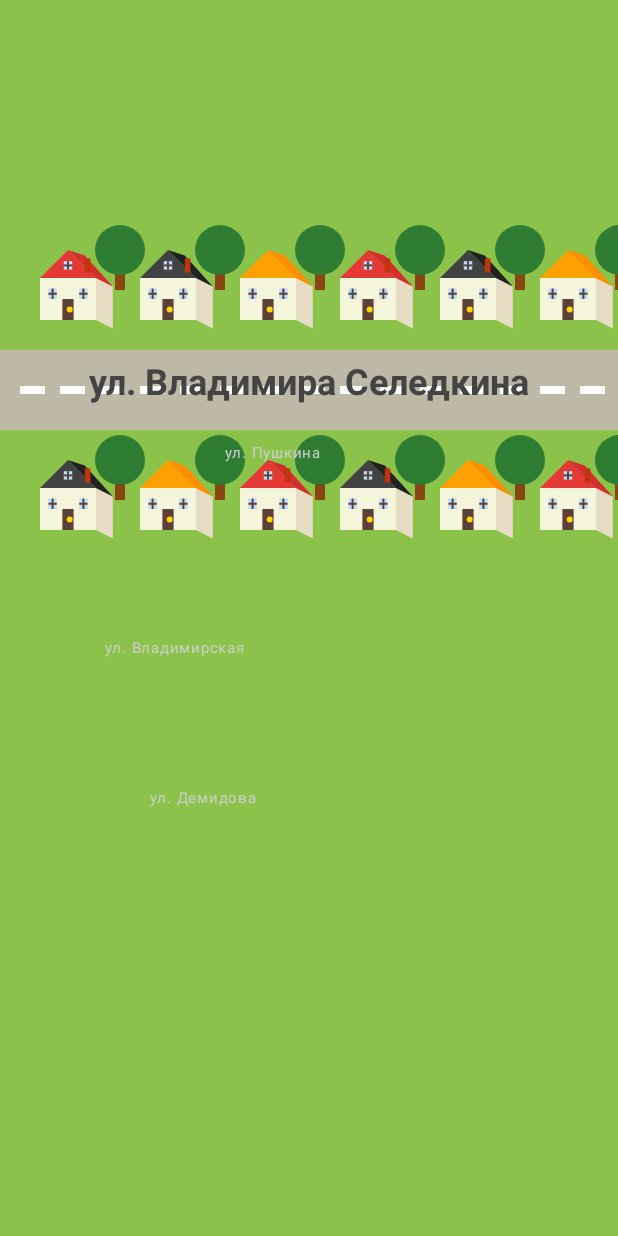
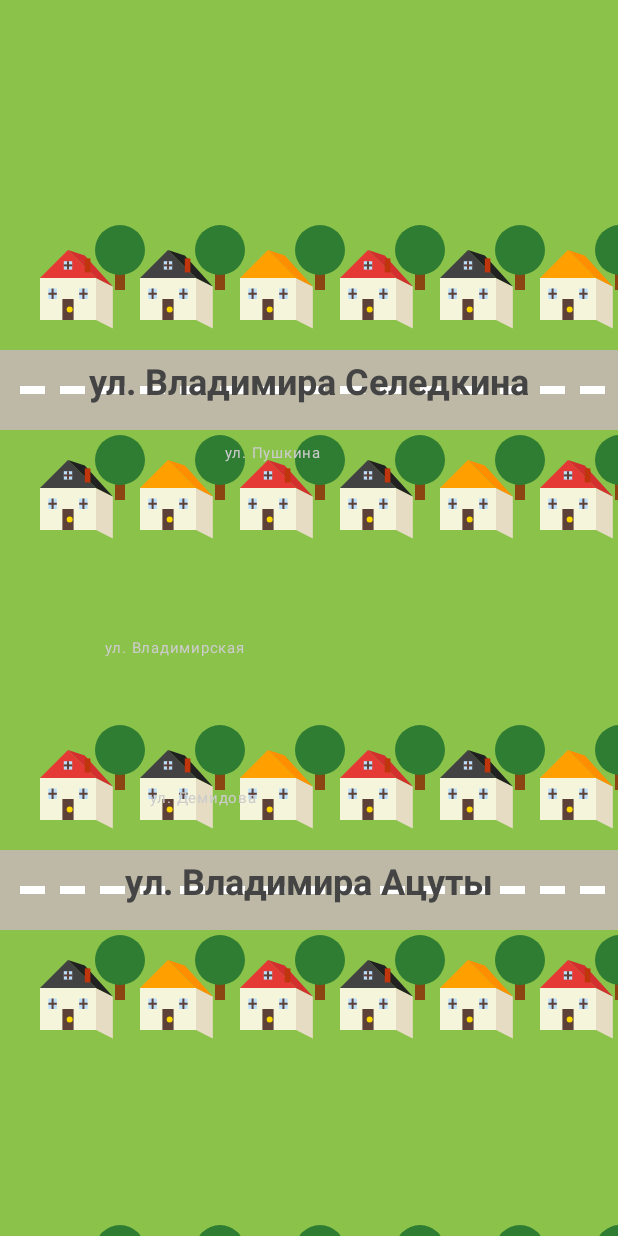
Before and after one commit to ankiton/na-rayone, an Android app built with Jetpack Compose: the screen it shows after launch (MainActivity), after a tap on "Посмотреть карту", on a phone screen of 412 x 824 dp. Run offline under Robolectric (Android 15) with nearby library versions, the phone set to English and light mode, and no system bars.

Commit message:
создание домиков на карте

```diff
--- a/feature-map/src/main/kotlin/ru/narayone/featuremap/MapScreen.kt
+++ b/feature-map/src/main/kotlin/ru/narayone/featuremap/MapScreen.kt
@@ -6,6 +6,7 @@ import androidx.compose.foundation.Canvas
 import androidx.compose.foundation.Image
 import androidx.compose.foundation.background
 import androidx.compose.foundation.gestures.detectTapGestures
+import androidx.compose.foundation.gestures.detectTransformGestures
 import androidx.compose.foundation.layout.*
 import androidx.compose.foundation.shape.RoundedCornerShape
 import androidx.compose.material3.Card
@@ -23,7 +24,9 @@ import androidx.compose.ui.graphics.Path
 import androidx.compose.ui.graphics.StrokeCap
 import androidx.compose.ui.graphics.drawscope.DrawScope
 import androidx.compose.ui.graphics.drawscope.Stroke
+import androidx.compose.ui.graphics.drawscope.scale
 import androidx.compose.ui.graphics.drawscope.translate
+import androidx.compose.ui.graphics.graphicsLayer
 import androidx.compose.ui.graphics.nativeCanvas
 import androidx.compose.ui.input.pointer.pointerInput
 import androidx.compose.ui.text.font.FontWeight
@@ -132,18 +135,33 @@ fun IsometricDistrictMap(
     onHouseClick: (House) -> Unit,
     selectedHouse: House?
 ) {
-    val houses = remember {
+    var scale by remember { mutableStateOf(1f) }
+    var offset by remember { mutableStateOf(Offset.Zero) }
+
+    val streets = remember {
+        listOf(
+            Street("ул. Владимира Селедкина", 0f),
+            Street("ул. Владимира Ацуты", 500f),
+            Street("ул. Бориса Стругацкого", 1000f)
+        )
+    }
+
+    val houses = remember(streets) {
         val houseWidth = 80f
         val houseHeight = 70f
         val xSpacing = 100f
         val startX = 40f
-        val topY = 250f
-        val bottomY = 460f
 
-        (0..8).map { i ->
-            House("${i + 1}", "ул. Верхняя, ${2 + i * 2}", HouseType.values()[i % 3], Offset(startX + i * xSpacing, topY), houseWidth, houseHeight)
-        } + (0..8).map { i ->
-            House("${i + 10}", "ул. Нижняя, ${2 + i * 2}", HouseType.values()[(i + 1) % 3], Offset(startX + i * xSpacing, bottomY), houseWidth, houseHeight)
+        streets.flatMapIndexed { streetIndex, street ->
+            val topY = 250f + street.yOffset
+            val bottomY = 460f + street.yOffset
+            val topRow = (0..8).map { i ->
+                House("s${streetIndex}_t${i + 1}", "ул. Верхняя, ${2 + i * 2}", HouseType.values()[i % 3], Offset(startX + i * xSpacing, topY), houseWidth, houseHeight)
+            }
+            val bottomRow = (0..8).map { i ->
+                House("s${streetIndex}_b${i + 1}", "ул. Нижняя, ${2 + i * 2}", HouseType.values()[(i + 1) % 3], Offset(startX + i * xSpacing, bottomY), houseWidth, houseHeight)
+            }
+            topRow + bottomRow
         }
     }
 
@@ -151,22 +169,42 @@ fun IsometricDistrictMap(
         modifier = Modifier
             .fillMaxSize()
             .pointerInput(Unit) {
+                detectTransformGestures { centroid, pan, zoom, _ ->
+                    val oldScale = scale
+                    val newScale = (scale * zoom).coerceIn(0.5f, 3f)
+
+                    // Restore pan and centered zoom, temporarily removing boundaries to debug the movement issue.
+                    offset = (offset - centroid) * (newScale / oldScale) + centroid + pan
+                    scale = newScale
+                }
+            }
+            .pointerInput(Unit) {
                 detectTapGestures(
-                    onTap = { offset ->
-                        checkIfHouseClicked(offset, houses, onHouseClick)
+                    onTap = { tapOffset ->
+                        val transformedOffset = (tapOffset - offset) / scale
+                        checkIfHouseClicked(transformedOffset, houses, onHouseClick)
                     }
                 )
+            }
+            .graphicsLayer {
+                scaleX = scale
+                scaleY = scale
+                translationX = offset.x
+                translationY = offset.y
             }
     ) {
         // Рисуем фон - зеленую траву
         drawRect(
             color = Color(0xFF8BC34A),
             topLeft = Offset.Zero,
-            size = Size(size.width, size.height)
+            size = Size(1000f, 1550f)
         )
 
-        // Рисуем дороги
-        drawRoads()
+        // Рисуем дороги и деревья для всех улиц
+        streets.forEach { street ->
+            drawRoad(street)
+            drawTreesForStreet(street.yOffset)
+        }
 
         // Рисуем дома
         houses.forEach { house ->
@@ -187,17 +225,17 @@ fun IsometricDistrictMap(
                 }
             }
         }
-
-        // Рисуем деревья и элементы ландшафта
-        drawTrees()
     }
 }
 
-private fun DrawScope.drawRoads() {
+private fun DrawScope.drawRoad(street: Street) {
+    val roadTopY = 350f + street.yOffset
+    val roadTextY = 395f + street.yOffset
+
     // Рисуем главную дорогу
     drawRect(
         color = Color(0xFFBDB9A6), // Цвет асфальта
-        topLeft = Offset(0f, 350f),
+        topLeft = Offset(0f, roadTopY),
         size = Size(size.width, 80f)
     )
 
@@ -205,7 +243,7 @@ private fun DrawScope.drawRoads() {
     val dashWidth = 25f
     val dashGap = 15f
     val startX = 20f
-    val centerY = 390f
+    val centerY = roadTopY + 40f
 
     var currentX = startX
     while (currentX < size.width) {
@@ -226,14 +264,14 @@ private fun DrawScope.drawRoads() {
     }
 
     drawContext.canvas.nativeCanvas.drawText(
-        "ул. Владимира Селедкина",
+        street.name,
         size.width / 2,
-        395f,
+        roadTextY,
         textPaint
     )
 }
 
-private fun DrawScope.drawTrees() {
+private fun DrawScope.drawTreesForStreet(yOffset: Float) {
     // Рисуем деревья
     val treeLocations = listOf(
         // Верхний ряд деревьев
@@ -242,13 +280,11 @@ private fun DrawScope.drawTrees() {
         // Нижний ряд деревьев
         Offset(100f, 440f), Offset(200f, 440f), Offset(300f, 440f), Offset(400f, 440f),
         Offset(500f, 440f), Offset(600f, 440f), Offset(700f, 440f), Offset(800f, 440f), Offset(900f, 440f)
-    )
+    ).map { it.copy(y = it.y + yOffset) }
 
     treeLocations.forEach { location ->
         drawTree(location)
     }
-
-    // Кусты убраны, чтобы не мешать
 }
 
 private fun DrawScope.drawTree(location: Offset) {
@@ -460,6 +496,11 @@ enum class HouseType {
     RED_ROOF, BLACK_ROOF, YELLOW_ROOF
 }
 
+data class Street(
+    val name: String,
+    val yOffset: Float
+)
+
 data class House(
     val id: String,
     val address: String,
```
